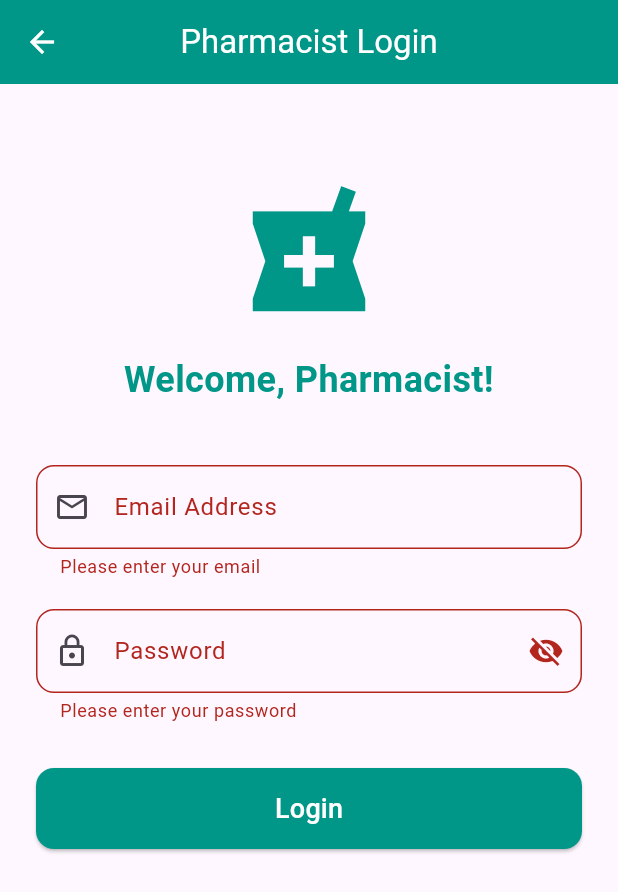
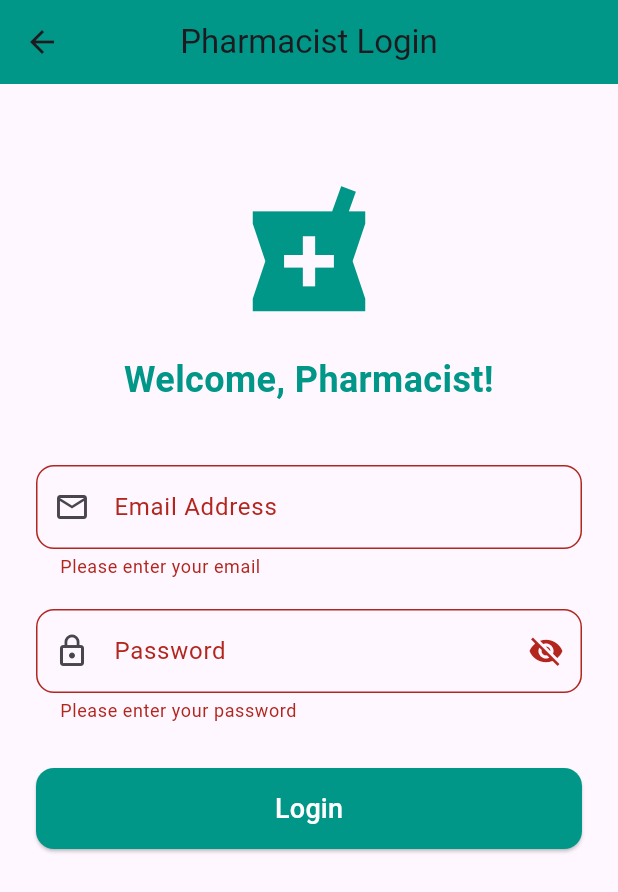
Before and after one commit to arman-hossain45/PharmaPluse, a Flutter app: the PharmacistLoginScreen screen opened directly, after a tap on "Login", on a phone screen of 412 x 824 dp. Shown: the top 892 px of the screen. Run offline on Flutter 3.47's test engine with Material 3 defaults, Android fonts, the phone set to English and light mode, and no system bars; our stand-ins replace cloud_firestore, firebase_auth, firebase_core; accounts and stored records are empty.

Commit message:
new upgrade

```diff
--- a/pharmaplus/lib/screens/pharmacist_login_screen.dart
+++ b/pharmaplus/lib/screens/pharmacist_login_screen.dart
@@ -17,13 +17,13 @@ class _PharmacistLoginScreenState extends State<PharmacistLoginScreen> {
   bool _isPasswordVisible = false;
   bool _isLoading = false;
 
-  Future<void> _loginPharmacist() async {
+  void _loginPharmacist() async {
     if (!_formKey.currentState!.validate()) return;
 
     setState(() => _isLoading = true);
 
     try {
-      // Firebase দিয়ে লগইন করা
+      // Firebase Auth দিয়ে লগইন করা
       UserCredential userCredential = await FirebaseAuth.instance.signInWithEmailAndPassword(
         email: _emailController.text.trim(),
         password: _passwordController.text.trim(),
@@ -42,23 +42,27 @@ class _PharmacistLoginScreenState extends State<PharmacistLoginScreen> {
           MaterialPageRoute(builder: (_) => const PharmacistDashboardScreen()),
         );
       } else {
-        // ভুল role – লগআউট
+        // ভুল role – লগআউট করে এরর দেখানো
         await FirebaseAuth.instance.signOut();
         ScaffoldMessenger.of(context).showSnackBar(
           const SnackBar(
-            content: Text('আপনি ফার্মাসিস্ট নন! কাস্টমার লগইন করুন।'),
+            content: Text('আপনি ফার্মাসিস্ট নন! ভুল অ্যাকাউন্ট বা role।'),
             backgroundColor: Colors.red,
           ),
         );
       }
     } on FirebaseAuthException catch (e) {
       String message = 'লগইন ব্যর্থ হয়েছে';
-      if (e.code == 'user-not-found') message = 'এই ইমেইল দিয়ে কোনো অ্যাকাউন্ট পাওয়া যায়নি';
+      if (e.code == 'user-not-found') message = 'এই ইমেইল দিয়ে কোনো অ্যাকাউন্ট নেই';
       if (e.code == 'wrong-password') message = 'পাসওয়ার্ড ভুল';
       if (e.code == 'invalid-email') message = 'ইমেইল ফরম্যাট ভুল';
 
       ScaffoldMessenger.of(context).showSnackBar(
         SnackBar(content: Text(message), backgroundColor: Colors.red),
+      );
+    } catch (e) {
+      ScaffoldMessenger.of(context).showSnackBar(
+        SnackBar(content: Text('এরর: $e'), backgroundColor: Colors.red),
       );
     } finally {
       setState(() => _isLoading = false);
@@ -72,7 +76,6 @@ class _PharmacistLoginScreenState extends State<PharmacistLoginScreen> {
         title: const Text("Pharmacist Login"),
         backgroundColor: Colors.teal,
         centerTitle: true,
-        foregroundColor: Colors.white,
       ),
       body: SingleChildScrollView(
         padding: const EdgeInsets.all(24.0),
@@ -88,10 +91,7 @@ class _PharmacistLoginScreenState extends State<PharmacistLoginScreen> {
                 "Welcome, Pharmacist!",
                 textAlign: TextAlign.center,
                 style: TextStyle(
-                  fontSize: 24,
-                  fontWeight: FontWeight.bold,
-                  color: Colors.teal,
-                ),
+                    fontSize: 24, fontWeight: FontWeight.bold, color: Colors.teal),
               ),
               const SizedBox(height: 40),
               TextFormField(
@@ -118,8 +118,7 @@ class _PharmacistLoginScreenState extends State<PharmacistLoginScreen> {
                   prefixIcon: const Icon(Icons.lock_outline),
                   suffixIcon: IconButton(
                     icon: Icon(
-                      _isPasswordVisible ? Icons.visibility : Icons.visibility_off,
-                    ),
+                        _isPasswordVisible ? Icons.visibility : Icons.visibility_off),
                     onPressed: () => setState(() => _isPasswordVisible = !_isPasswordVisible),
                   ),
                   border: OutlineInputBorder(
@@ -135,7 +134,7 @@ class _PharmacistLoginScreenState extends State<PharmacistLoginScreen> {
               ),
               const SizedBox(height: 30),
               _isLoading
-                  ? const Center(child: CircularProgressIndicator(color: Colors.teal))
+                  ? const CircularProgressIndicator()
                   : ElevatedButton(
                       onPressed: _loginPharmacist,
                       style: ElevatedButton.styleFrom(
```
Also changed, not shown: pharmaplus/lib/main.dart (+14 -12 lines), pharmaplus/lib/screens/customer_login_screen.dart (+7 -4 lines), pharmaplus/lib/screens/pharma_drawer.dart (added, +70 -0 lines).
